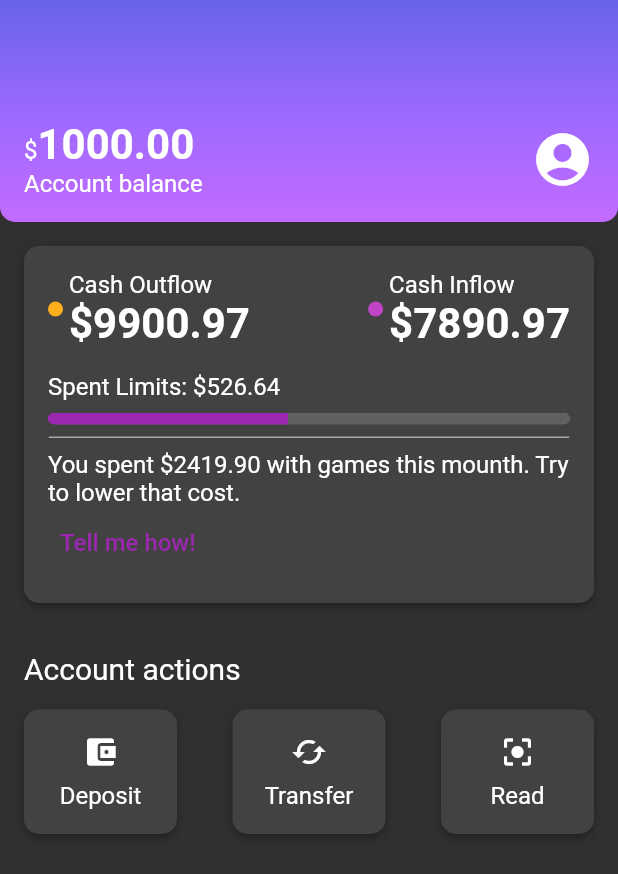
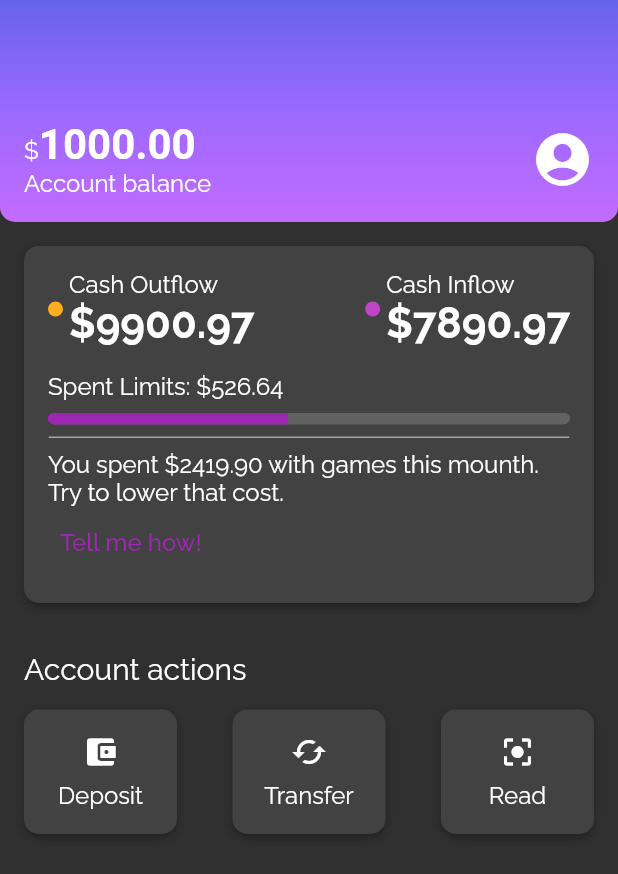
Before and after one commit to alvaronogueira/alubank, a Flutter app: the screen it shows after launch, on a phone screen of 412 x 824 dp. Shown: the top 874 px of the screen. Run offline on Flutter 3.47's test engine with Material 2 defaults, Android fonts, the phone set to English and light mode, and no system bars.

Commit message:
update my_theme

```diff
--- a/lib/themes/my_theme.dart
+++ b/lib/themes/my_theme.dart
@@ -7,6 +7,7 @@ ThemeData MyTheme = ThemeData(
   primaryColor: ThemeColors.primaryColor,
   // formatação de cor para toda aplicação
   brightness: Brightness.dark,
+  fontFamily: 'Raleway',
   textTheme: TextTheme(
     // formatação da fonte para toda aplicação
     bodyMedium: TextStyle(
```
